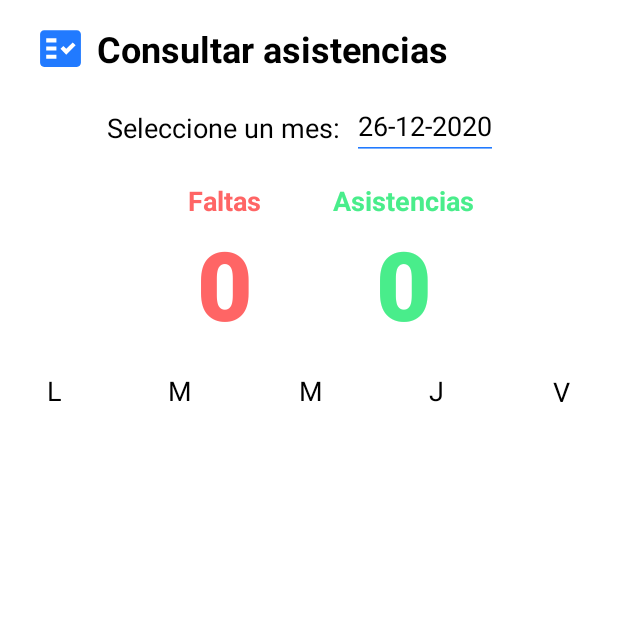
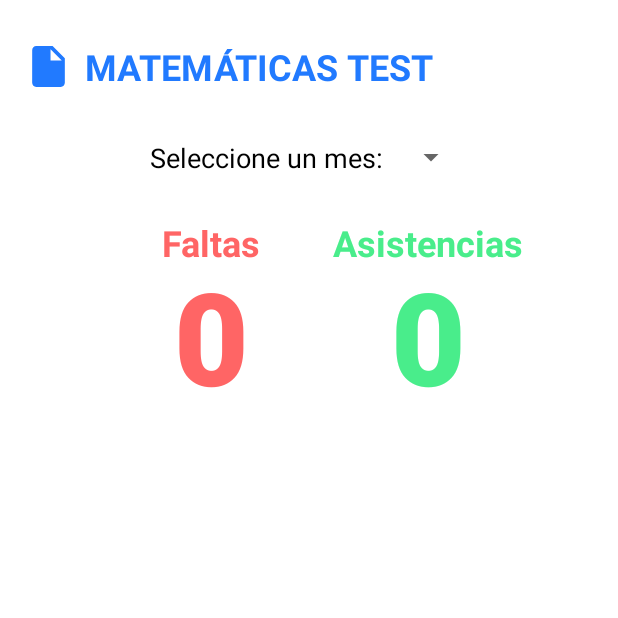
Before and after one commit to CabosManuel/colegio-app-android, an Android app: the screen it shows after launch (ConsultarAsistenciasActivity), on a phone screen of 412 x 824 dp, the top half of it. Run offline under Robolectric (Android 15) with nearby library versions, the phone set to English and light mode, and no system bars; our stand-ins replace Volley; network calls fail; 3 statements that could not run were skipped.

Commit message:
:hammer: Consultar asistencias (corrección de diseño)

```diff
--- a/MPB/app/src/main/res/layout/activity_consultar_asistencias.xml
+++ b/MPB/app/src/main/res/layout/activity_consultar_asistencias.xml
@@ -17,44 +17,43 @@
 
 
     <ImageView
-        android:id="@+id/iv_consultar_asistencia"
+        android:id="@+id/iv_ca_icono_curso"
         android:layout_width="0dp"
         android:layout_height="0dp"
-        android:layout_marginStart="24dp"
-        android:src="@drawable/ic_consultar_asistencia"
-        app:layout_constraintBottom_toBottomOf="@+id/tv_consultar_asistencia"
+        android:layout_marginStart="16dp"
+        android:src="@drawable/ic_curso_default"
+        app:layout_constraintBottom_toBottomOf="@+id/tv_ca_curso"
         app:layout_constraintDimensionRatio="1"
         app:layout_constraintStart_toStartOf="parent"
-        app:layout_constraintTop_toTopOf="@+id/tv_consultar_asistencia" />
+        app:layout_constraintTop_toTopOf="@+id/tv_ca_curso" />
 
     <TextView
-        android:id="@+id/tv_consultar_asistencia"
+        android:id="@+id/tv_ca_curso"
         android:layout_width="wrap_content"
         android:layout_height="wrap_content"
         android:layout_marginStart="8dp"
-        android:layout_marginTop="16dp"
-        android:text="Consultar asistencias"
-        android:textColor="@color/black"
+        android:layout_marginTop="28dp"
+        android:text="MATEMÁTICAS TEST"
+        android:textColor="@color/azul"
         android:textSize="24sp"
         android:textStyle="bold"
-        app:layout_constraintStart_toEndOf="@+id/iv_consultar_asistencia"
+        app:layout_constraintStart_toEndOf="@+id/iv_ca_icono_curso"
         app:layout_constraintTop_toTopOf="parent" />
 
     <TextView
         android:id="@+id/tv_seleccion_mes"
         android:layout_width="wrap_content"
         android:layout_height="wrap_content"
-        android:layout_marginTop="24dp"
-        android:layout_marginEnd="8dp"
+        android:layout_marginTop="32dp"
         android:text="Seleccione un mes:"
         android:textColor="@color/black"
         android:textSize="18sp"
-        app:layout_constraintEnd_toStartOf="@+id/et_fecha_asistencia"
+        app:layout_constraintEnd_toStartOf="@+id/sp_mes"
         app:layout_constraintHorizontal_bias="0.5"
         app:layout_constraintStart_toStartOf="@+id/tv_n_faltas"
-        app:layout_constraintTop_toBottomOf="@+id/tv_consultar_asistencia" />
+        app:layout_constraintTop_toBottomOf="@+id/tv_ca_curso" />
 
-    <EditText
+    <!--EditText
         android:id="@+id/et_fecha_asistencia"
         android:layout_width="wrap_content"
         android:layout_height="wrap_content"
@@ -70,7 +69,22 @@
         app:layout_constraintStart_toEndOf="@+id/tv_seleccion_mes"
         app:layout_constraintTop_toTopOf="@+id/tv_seleccion_mes"
         app:layout_constraintVertical_bias="0.58"
-        tools:text="12-12-2020" />
+        tools:text="12-12-2020" /-->
+
+    <Spinner
+        android:id="@+id/sp_mes"
+        android:layout_width="wrap_content"
+        android:layout_height="0dp"
+        android:layout_marginStart="8dp"
+        android:layout_marginEnd="16dp"
+        android:textSize="24sp"
+        app:layout_constraintBottom_toBottomOf="@+id/tv_seleccion_mes"
+        app:layout_constraintEnd_toEndOf="@+id/tv_n_asistencias"
+        app:layout_constraintHorizontal_bias="0.5"
+        app:layout_constraintStart_toEndOf="@+id/tv_seleccion_mes"
+        app:layout_constraintTop_toTopOf="@+id/tv_seleccion_mes">
+
+    </Spinner>
 
     <androidx.constraintlayout.widget.Guideline
         android:id="@+id/guideline5"
@@ -83,12 +97,13 @@
         android:id="@+id/tv_faltas"
         android:layout_width="wrap_content"
         android:layout_height="wrap_content"
-        android:layout_marginTop="24dp"
+        android:layout_marginTop="32dp"
         android:layout_marginEnd="32dp"
+        android:includeFontPadding="false"
         android:text="Faltas"
         android:textAlignment="center"
         android:textColor="@color/rojo_falta"
-        android:textSize="18sp"
+        android:textSize="24sp"
         android:textStyle="bold"
         app:layout_constraintEnd_toStartOf="@+id/guideline5"
         app:layout_constraintTop_toBottomOf="@+id/tv_seleccion_mes" />
@@ -99,9 +114,10 @@
         android:layout_height="wrap_content"
         android:fontFamily="sans-serif-black"
         android:text="0"
+        android:includeFontPadding="false"
         android:textAlignment="center"
         android:textColor="@color/rojo_falta"
-        android:textSize="64sp"
+        android:textSize="86sp"
         android:textStyle="bold"
         app:layout_constraintEnd_toEndOf="@+id/tv_faltas"
         app:layout_constraintStart_toStartOf="@+id/tv_faltas"
@@ -112,10 +128,11 @@
         android:layout_width="wrap_content"
         android:layout_height="wrap_content"
         android:layout_marginStart="16dp"
+        android:includeFontPadding="false"
         android:text="Asistencias"
         android:textAlignment="center"
         android:textColor="@color/verde_asistencia"
-        android:textSize="18sp"
+        android:textSize="24sp"
         android:textStyle="bold"
         app:layout_constraintStart_toStartOf="@+id/guideline5"
         app:layout_constraintTop_toTopOf="@+id/tv_faltas" />
@@ -125,16 +142,17 @@
         android:layout_width="wrap_content"
         android:layout_height="wrap_content"
         android:fontFamily="sans-serif-black"
+        android:includeFontPadding="false"
         android:text="0"
         android:textAlignment="center"
         android:textColor="@color/verde_asistencia"
-        android:textSize="64sp"
+        android:textSize="86sp"
         android:textStyle="bold"
         app:layout_constraintEnd_toEndOf="@+id/tv_tasistencias"
         app:layout_constraintStart_toStartOf="@+id/tv_tasistencias"
         app:layout_constraintTop_toBottomOf="@+id/tv_tasistencias" />
 
-    <TextView
+    <!--TextView
         android:id="@+id/tv_l"
         android:layout_width="wrap_content"
         android:layout_height="wrap_content"
@@ -212,7 +230,7 @@
         app:layout_constraintEnd_toEndOf="parent"
         app:layout_constraintHorizontal_bias="0.5"
         app:layout_constraintStart_toEndOf="@+id/tv_j"
-        app:layout_constraintTop_toTopOf="@+id/tv_j" />
+        app:layout_constraintTop_toTopOf="@+id/tv_j" /-->
 
     <LinearLayout
         android:layout_width="0dp"
@@ -222,12 +240,14 @@
         app:layout_constraintBottom_toBottomOf="parent"
         app:layout_constraintEnd_toEndOf="parent"
         app:layout_constraintStart_toStartOf="parent"
-        app:layout_constraintTop_toBottomOf="@+id/tv_mi">
+        app:layout_constraintTop_toBottomOf="@+id/tv_n_asistencias">
 
         <androidx.recyclerview.widget.RecyclerView
             android:id="@+id/rv_asistencias"
             android:layout_width="match_parent"
-            android:layout_height="match_parent"></androidx.recyclerview.widget.RecyclerView>
+            android:layout_height="match_parent"
+            android:layout_marginLeft="16sp"
+            android:layout_marginRight="16sp"></androidx.recyclerview.widget.RecyclerView>
     </LinearLayout>
 
 </androidx.constraintlayout.widget.ConstraintLayout>
--- a/MPB/app/src/main/res/layout/item_asistencia.xml
+++ b/MPB/app/src/main/res/layout/item_asistencia.xml
@@ -20,8 +20,9 @@
             android:layout_width="0dp"
             android:layout_height="wrap_content"
             android:text="F"
+            android:includeFontPadding="false"
             android:textAlignment="center"
-            android:textSize="36sp"
+            android:textSize="48sp"
             android:textStyle="bold"
             app:layout_constraintEnd_toEndOf="parent"
             app:layout_constraintStart_toStartOf="parent"
@@ -31,9 +32,10 @@
             android:id="@+id/tv_fecha"
             android:layout_width="0dp"
             android:layout_height="wrap_content"
-            android:text="30/11"
+            android:text="26/12"
+            android:includeFontPadding="false"
             android:textAlignment="center"
-            android:textSize="15sp"
+            android:textSize="24sp"
             app:layout_constraintBottom_toBottomOf="parent"
             app:layout_constraintEnd_toEndOf="parent"
             app:layout_constraintStart_toStartOf="parent"
```
